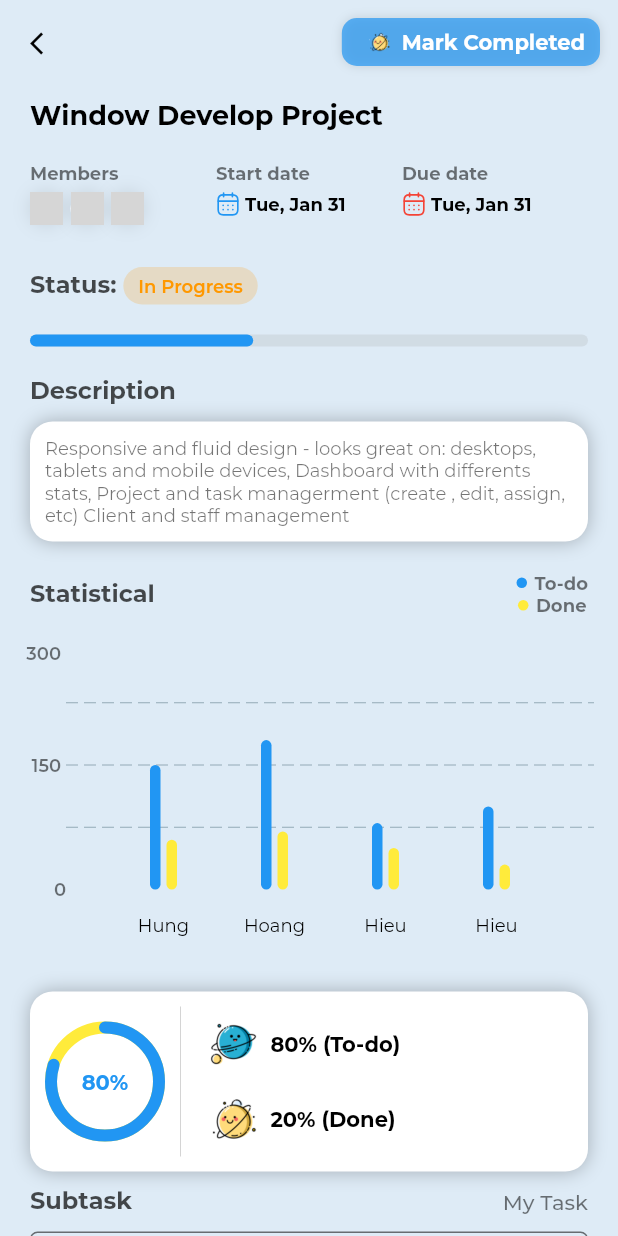
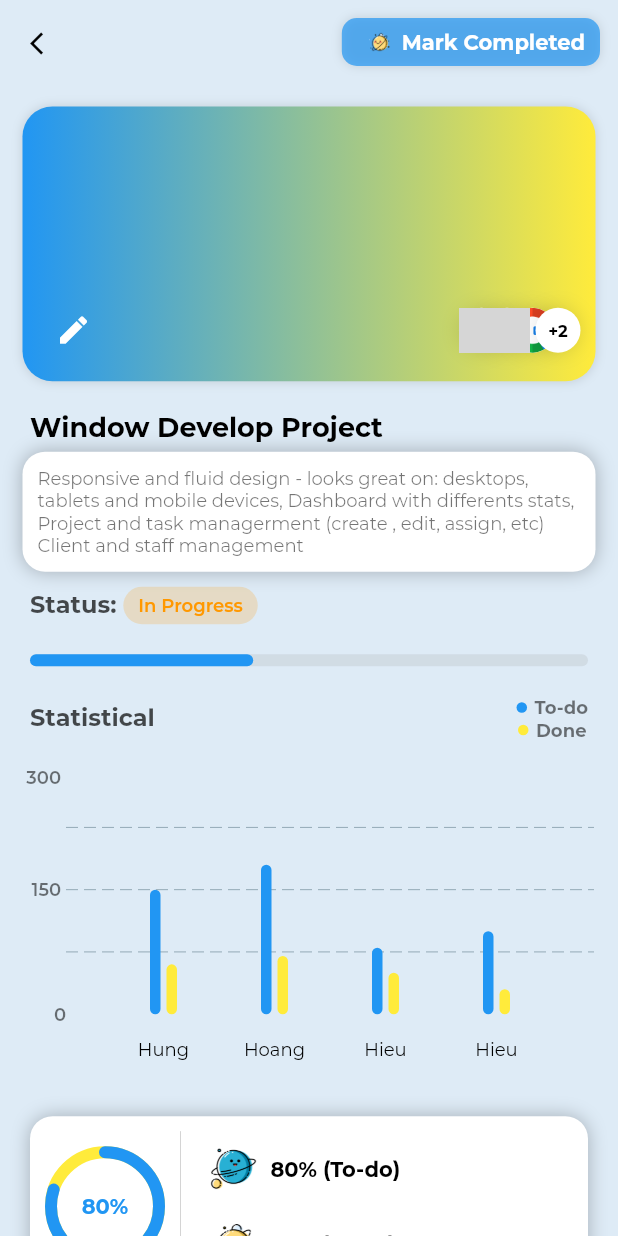
Before and after one commit to minhunsocute/My-Schedule, a Flutter app: the ProjectManageScreen screen opened directly, on a phone screen of 412 x 824 dp. Run offline on Flutter 3.47's test engine with Material 2 defaults, Android fonts, the phone set to English and light mode, and no system bars; drawn by our look-alikes of calendar_view, fl_chart, percent_indicator; our stand-ins replace animated_bottom_navigation_bar, auto_size_text, badges, flutter_svg, flutter_vector_icons, get and 4 more; statements that could not run were skipped; project files that could hold a hidden picture were left out; grey boxes are pictures that could not be loaded.

Commit message:
commit for upgrade

```diff
--- a/lib/Pages/Messenger/screen/mess_group_screen.dart
+++ b/lib/Pages/Messenger/screen/mess_group_screen.dart
@@ -117,8 +117,7 @@ class MessGroupScreen extends StatelessWidget {
       // bottomNavigationBar:
       body: Stack(
         children: <Widget>[
-          Obx(
-            () => Container(
+          Container(
             decoration: const BoxDecoration(
               color: AppColors.mainColor,
             ),
@@ -143,7 +142,6 @@ class MessGroupScreen extends StatelessWidget {
                 //         time: e['date'])),
                 const SizedBox(height: 80),
               ],
-              ),
             ),
           ),
           _inputField()
--- a/lib/Pages/Project_manage/screen/project_manage_screen.dart
+++ b/lib/Pages/Project_manage/screen/project_manage_screen.dart
@@ -20,6 +20,7 @@ import '../../Profile/screen/profile_dif_screen.dart';
 import '../../Task_project_manager/screen/task_project_screen.dart';
 import '../widgets/activiti_card.dart';
 import '../widgets/bottom_my_task.dart';
+import '../widgets/list_member_quick_view.dart';
 import '../widgets/profile_card.dart';
 
 class ProjectManageScreen extends StatelessWidget {
@@ -98,8 +99,51 @@ class ProjectManageScreen extends StatelessWidget {
           parent: AlwaysScrollableScrollPhysics(),
         ),
         children: [
+          Container(
+            width: double.infinity,
+            height: Get.height / 4.5,
+            margin: const EdgeInsets.all(15.0),
+            padding: const EdgeInsets.all(10.0),
+            decoration: BoxDecoration(
+              borderRadius: BorderRadius.circular(20.0),
+              gradient: const LinearGradient(
+                colors: [
+                  Colors.blue,
+                  Colors.yellow,
+                ],
+              ),
+              boxShadow: const [
+                BoxShadow(color: Colors.black12, blurRadius: 5.0),
+              ],
+            ),
+            child: Column(
+              mainAxisAlignment: MainAxisAlignment.end,
+              children: [
+                Row(
+                  mainAxisAlignment: MainAxisAlignment.spaceBetween,
+                  children: [
+                    IconButton(
+                      icon: const Icon(Icons.edit, color: Colors.white),
+                      onPressed: () {},
+                    ),
+                    ListMemberQuickView(
+                      size: 30.0,
+                      listImage: const [
+                        'assets/images/hoang.png',
+                        'assets/images/face.png',
+                        'assets/images/google.png',
+                        'assets/images/hoang.png',
+                        'assets/images/hoang.png'
+                      ],
+                      length: 3,
+                    ),
+                  ],
+                ),
+              ],
+            ),
+          ),
           const Padding(
-            padding: EdgeInsets.symmetric(horizontal: 20, vertical: 10),
+            padding: EdgeInsets.symmetric(horizontal: 20, vertical: 5),
             child: Text(
               'Window Develop Project',
               style: TextStyle(
@@ -108,135 +152,27 @@ class ProjectManageScreen extends StatelessWidget {
                   fontSize: 18),
             ),
           ),
-          const SizedBox(height: 10),
-          Padding(
-            padding: const EdgeInsets.symmetric(horizontal: 20),
-            child: Row(
-              children: [
-                Expanded(
-                  child: SizedBox(
-                    height: 50,
-                    child: Column(
-                      crossAxisAlignment: CrossAxisAlignment.start,
-                      children: [
-                        const Text(
-                          'Members',
-                          style: TextStyle(
-                            color: AppColors.textColor1,
-                            fontSize: 12,
-                            fontWeight: FontWeight.bold,
-                          ),
-                        ),
-                        const SizedBox(height: 5),
-                        Row(
-                          children: [
-                            for (int i = 1; i <= 3; i++)
-                              Container(
-                                width: 22,
-                                height: 22,
-                                margin: const EdgeInsets.only(
-                                  right: 5,
-                                ),
-                                decoration: const BoxDecoration(
-                                  shape: BoxShape.circle,
-                                  color: AppColors.mainColor,
-                                  image: DecorationImage(
-                                    image:
-                                        AssetImage('assets/images/hoang.png'),
-                                  ),
-                                  boxShadow: [
-                                    BoxShadow(
-                                        color: Colors.black12,
-                                        blurRadius: 10.0),
-                                  ],
-                                ),
-                              ),
-                          ],
-                        ),
-                      ],
-                    ),
-                  ),
-                ),
-                Expanded(
-                  child: SizedBox(
-                    height: 50,
-                    child: Column(
-                      crossAxisAlignment: CrossAxisAlignment.start,
-                      children: [
-                        const Text(
-                          'Start date',
-                          style: TextStyle(
-                            color: AppColors.textColor1,
-                            fontSize: 12,
-                            fontWeight: FontWeight.bold,
-                          ),
-                        ),
-                        const SizedBox(height: 5),
-                        Row(
-                          mainAxisAlignment: MainAxisAlignment.start,
-                          children: [
-                            SvgPicture.asset(
-                              'assets/icons/Calendar.svg',
-                              width: 16.0,
-                              height: 16.0,
-                              color: AppColors.primaryColor,
-                            ),
-                            Text(
-                              ' ${DateFormat().add_MMMEd().format(DateTime.now())}',
-                              style: const TextStyle(
-                                color: AppColors.textColor,
-                                fontSize: 12,
-                                fontWeight: FontWeight.bold,
-                              ),
-                            )
-                          ],
-                        )
-                      ],
-                    ),
-                  ),
-                ),
-                Expanded(
-                  child: SizedBox(
-                    height: 50,
-                    child: Column(
-                      crossAxisAlignment: CrossAxisAlignment.start,
-                      children: [
-                        const Text(
-                          'Due date',
-                          style: TextStyle(
-                            color: AppColors.textColor1,
-                            fontSize: 12,
-                            fontWeight: FontWeight.bold,
-                          ),
-                        ),
-                        const SizedBox(height: 5),
-                        Row(
-                          mainAxisAlignment: MainAxisAlignment.start,
-                          children: [
-                            SvgPicture.asset(
-                              'assets/icons/Calendar.svg',
-                              width: 16.0,
-                              height: 16.0,
-                              color: Colors.red,
-                            ),
-                            Text(
-                              ' ${DateFormat().add_MMMEd().format(DateTime.now())}',
-                              style: const TextStyle(
-                                color: AppColors.textColor,
-                                fontSize: 12,
-                                fontWeight: FontWeight.bold,
-                              ),
-                            )
-                          ],
-                        )
-                      ],
-                    ),
-                  ),
-                )
+          Container(
+            padding: const EdgeInsets.all(10),
+            margin: const EdgeInsets.symmetric(horizontal: 15.0),
+            decoration: BoxDecoration(
+              borderRadius: BorderRadius.circular(15),
+              color: AppColors.mainColor,
+              boxShadow: const [
+                BoxShadow(color: Colors.black26, blurRadius: 10.0)
               ],
             ),
+            child: const Text(
+              'Responsive and fluid design - looks great on: desktops, tablets and mobile devices, Dashboard with differents stats, Project and task managerment (create , edit, assign, etc) Client and staff management',
+              style: TextStyle(
+                color: AppColors.textColor1,
+                fontSize: 12.0,
+                fontWeight: FontWeight.w400,
+              ),
+            ),
           ),
-          const SizedBox(height: 20),
+          const SizedBox(height: 10),
+
           Padding(
             padding: const EdgeInsets.symmetric(horizontal: 20),
             child: Column(
@@ -278,41 +214,7 @@ class ProjectManageScreen extends StatelessWidget {
             ),
           ),
           const SizedBox(height: 20),
-          Padding(
-            padding: const EdgeInsets.symmetric(horizontal: 20),
-            child: Align(
-              alignment: Alignment.centerLeft,
-              child: Text(
-                'Description ',
-                style: TextStyle(
-                  color: AppColors.textColor2,
-                  fontWeight: FontWeight.bold,
-                  fontSize: 16,
-                ),
-              ),
-            ),
-          ),
-          const SizedBox(height: 10),
-          Container(
-            padding: const EdgeInsets.all(10),
-            margin: const EdgeInsets.symmetric(horizontal: 20.0),
-            decoration: BoxDecoration(
-              borderRadius: BorderRadius.circular(15),
-              color: AppColors.mainColor,
-              boxShadow: const [
-                BoxShadow(color: Colors.black26, blurRadius: 10.0)
-              ],
-            ),
-            child: const Text(
-              'Responsive and fluid design - looks great on: desktops, tablets and mobile devices, Dashboard with differents stats, Project and task managerment (create , edit, assign, etc) Client and staff management',
-              style: TextStyle(
-                color: AppColors.textColor1,
-                fontSize: 12.0,
-                fontWeight: FontWeight.w400,
-              ),
-            ),
-          ),
-          const SizedBox(height: 20),
+
           Padding(
             padding: const EdgeInsets.symmetric(horizontal: 20),
             child: Row(
@@ -399,7 +301,7 @@ class ProjectManageScreen extends StatelessWidget {
                   //   builder: (context) => BottomMytask(),
                   // ),
                   child: const Text(
-                    'My Task',
+                    'View All',
                     style: TextStyle(
                       color: AppColors.textColor1,
                       fontWeight: FontWeight.w500,
--- a/lib/Pages/Project_manage/widgets/parent_task_item.dart
+++ b/lib/Pages/Project_manage/widgets/parent_task_item.dart
@@ -1,15 +1,17 @@
 import 'package:flutter/material.dart';
 import 'package:flutter_svg/svg.dart';
+import 'package:get/get.dart';
 import 'dart:math' as math;
 import '../../../Templates/Misc/color.dart';
 import 'list_member_quick_view.dart';
 
 class ParentTaskItem extends StatelessWidget {
-  const ParentTaskItem({
+  ParentTaskItem({
     Key? key,
   }) : super(key: key);
 
   @override
+  RxDouble delete = 0.0.obs;
   Widget build(BuildContext context) {
     final widthDevice = MediaQuery.of(context).size.width;
     final heightDevice = MediaQuery.of(context).size.height;
@@ -24,8 +26,12 @@ class ParentTaskItem extends StatelessWidget {
             color: AppColors.primaryColor.withOpacity(0.1),
           ),
         ),
-        Transform.rotate(
-          angle: math.pi / 15,
+        Obx(() => Transform.rotate(
+              angle: math.pi / 15 - delete.value,
+              child: InkWell(
+                onTap: () {
+                  delete.value = (math.pi / 15 - delete.value);
+                },
                 child: Container(
                   margin: const EdgeInsets.only(left: 35.0),
                   padding: const EdgeInsets.all(15.0),
@@ -116,7 +122,8 @@ class ParentTaskItem extends StatelessWidget {
                                   ),
                                 ),
                                 const SizedBox(width: 5.0),
-                          SvgPicture.asset('assets/icons/Notification.svg'),
+                                SvgPicture.asset(
+                                    'assets/icons/Notification.svg'),
                                 const Text(
                                   ' 4',
                                   style: TextStyle(
@@ -133,7 +140,8 @@ class ParentTaskItem extends StatelessWidget {
                     ],
                   ),
                 ),
-        )
+              ),
+            ))
       ],
     );
   }
```
Lines whose indentation alone changed are shown as unchanged.
